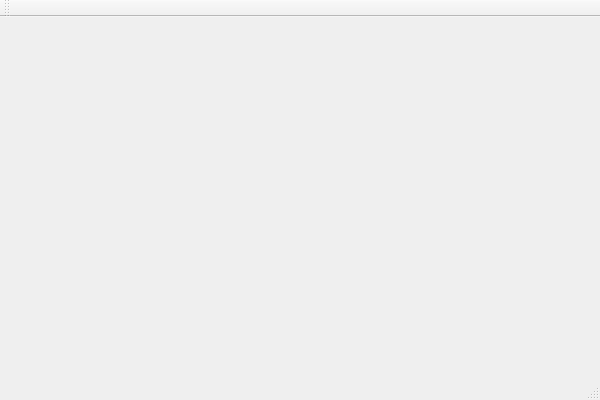
This is mainwindow.ui in Envek/EDTKW as Qt 5 draws it before an edit. The edited form follows.
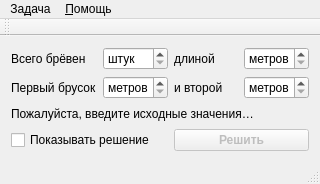
This is the edited form.

Commit message: Initial GUI with user input checks. No logic yet.

What changed in the file:
```diff
--- a/mainwindow.ui
+++ b/mainwindow.ui
@@ -1,24 +1,195 @@
 <ui version="4.0">
  <class>MainWindow</class>
- <widget class="QMainWindow" name="MainWindow" >
-  <property name="geometry" >
+ <widget class="QMainWindow" name="MainWindow">
+  <property name="geometry">
    <rect>
     <x>0</x>
     <y>0</y>
-    <width>600</width>
-    <height>400</height>
+    <width>320</width>
+    <height>184</height>
    </rect>
   </property>
   <property name="windowTitle" >
    <string>MainWindow</string>
   </property>
-  <widget class="QMenuBar" name="menuBar" />
-  <widget class="QToolBar" name="mainToolBar" />
-  <widget class="QWidget" name="centralWidget" />
-  <widget class="QStatusBar" name="statusBar" />
+  <widget class="QWidget" name="centralWidget">
+   <layout class="QGridLayout" name="gridLayout">
+    <item row="0" column="1">
+     <widget class="QSpinBox" name="logsCount">
+      <property name="specialValueText">
+       <string>штук</string>
+      </property>
+     </widget>
+    </item>
+    <item row="0" column="0">
+     <widget class="QLabel" name="logsCountLabel">
+      <property name="text">
+       <string>Всего брёвен</string>
+      </property>
+     </widget>
+    </item>
+    <item row="0" column="2">
+     <widget class="QLabel" name="logLengthLabel">
+      <property name="text">
+       <string>длиной</string>
+      </property>
+     </widget>
+    </item>
+    <item row="0" column="3">
+     <widget class="QSpinBox" name="logLength">
+      <property name="specialValueText">
+       <string>метров</string>
+      </property>
+      <property name="suffix">
+       <string> м</string>
+      </property>
+     </widget>
+    </item>
+    <item row="1" column="0">
+     <widget class="QLabel" name="firstLogLengthLabel">
+      <property name="text">
+       <string>Первый брусок</string>
+      </property>
+     </widget>
+    </item>
+    <item row="1" column="1">
+     <widget class="QSpinBox" name="firstLogLength">
+      <property name="specialValueText">
+       <string>метров</string>
+      </property>
+      <property name="suffix">
+       <string> м</string>
+      </property>
+     </widget>
+    </item>
+    <item row="1" column="2">
+     <widget class="QLabel" name="secondLogLengthLabel">
+      <property name="text">
+       <string>и второй</string>
+      </property>
+     </widget>
+    </item>
+    <item row="1" column="3">
+     <widget class="QSpinBox" name="secondLogLength">
+      <property name="specialValueText">
+       <string>метров</string>
+      </property>
+      <property name="suffix">
+       <string> м</string>
+      </property>
+     </widget>
+    </item>
+    <item row="3" column="2" colspan="2">
+     <widget class="QPushButton" name="solveButton">
+      <property name="enabled">
+       <bool>false</bool>
+      </property>
+      <property name="font">
+       <font>
+        <weight>75</weight>
+        <bold>true</bold>
+       </font>
+      </property>
+      <property name="text">
+       <string>Решить</string>
+      </property>
+      <property name="autoDefault">
+       <bool>true</bool>
+      </property>
+      <property name="default">
+       <bool>true</bool>
+      </property>
+     </widget>
+    </item>
+    <item row="3" column="0" colspan="2">
+     <widget class="QCheckBox" name="showSolutionCheckBox">
+      <property name="text">
+       <string>Показывать решение</string>
+      </property>
+     </widget>
+    </item>
+    <item row="2" column="0" colspan="4">
+     <widget class="QLabel" name="solutionLabel">
+      <property name="text">
+       <string>Пожалуйста, введите исходные значения…</string>
+      </property>
+     </widget>
+    </item>
+   </layout>
+  </widget>
+  <widget class="QMenuBar" name="menuBar">
+   <property name="geometry">
+    <rect>
+     <x>0</x>
+     <y>0</y>
+     <width>320</width>
+     <height>20</height>
+    </rect>
+   </property>
+   <widget class="QMenu" name="menuTask">
+    <property name="title">
+     <string>За&amp;дача</string>
+    </property>
+    <addaction name="actionSolve"/>
+    <addaction name="actionDefaultValues"/>
+    <addaction name="separator"/>
+    <addaction name="actionQuit"/>
+   </widget>
+   <widget class="QMenu" name="menuHelp">
+    <property name="title">
+     <string>&amp;Помощь</string>
+    </property>
+    <addaction name="actionHelp"/>
+    <addaction name="actionTask"/>
+    <addaction name="actionAbout"/>
+   </widget>
+   <addaction name="menuTask"/>
+   <addaction name="menuHelp"/>
+  </widget>
+  <widget class="QToolBar" name="mainToolBar">
+   <attribute name="toolBarArea">
+    <enum>TopToolBarArea</enum>
+   </attribute>
+   <attribute name="toolBarBreak">
+    <bool>false</bool>
+   </attribute>
+  </widget>
+  <widget class="QStatusBar" name="statusBar"/>
+  <action name="actionHelp">
+   <property name="text">
+    <string>Помощь</string>
+   </property>
+  </action>
+  <action name="actionTask">
+   <property name="text">
+    <string>Задание</string>
+   </property>
+  </action>
+  <action name="actionAbout">
+   <property name="text">
+    <string>О программе</string>
+   </property>
+  </action>
+  <action name="actionSolve">
+   <property name="enabled">
+    <bool>false</bool>
+   </property>
+   <property name="text">
+    <string>Решить</string>
+   </property>
+  </action>
+  <action name="actionDefaultValues">
+   <property name="text">
+    <string>Значения по умолчанию</string>
+   </property>
+  </action>
+  <action name="actionQuit">
+   <property name="text">
+    <string>Выход</string>
+   </property>
+  </action>
  </widget>
- <layoutDefault spacing="6" margin="11" />
- <pixmapfunction></pixmapfunction>
+ <layoutdefault spacing="6" margin="11"/>
  <resources/>
  <connections/>
 </ui>
```
Left out of the diff: 92 changed lines with no effect on the pictures. The commit also changes 3 other files.
